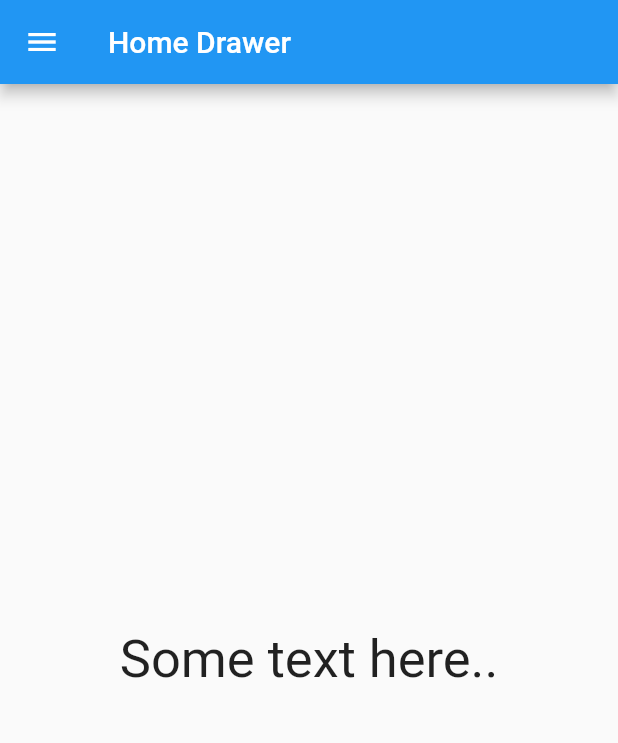
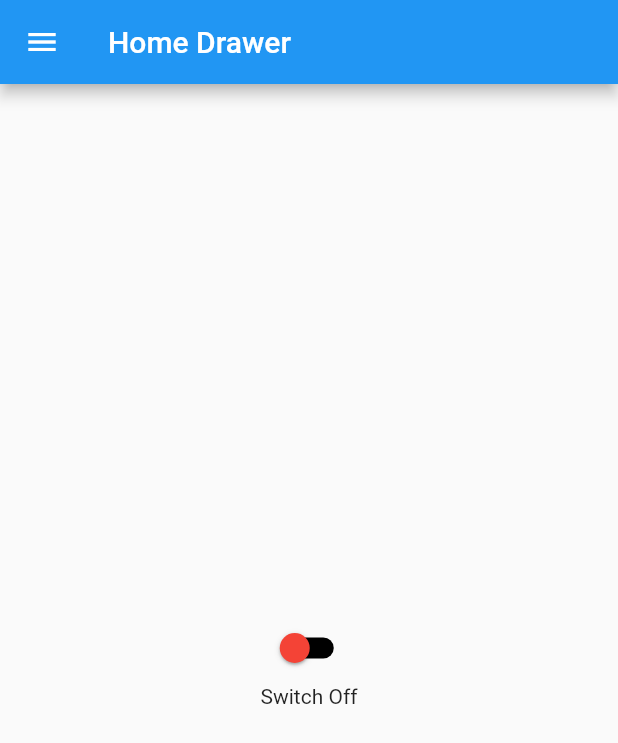
Before and after one commit to rizkitirta/flutter_fundamental, a Flutter app: the screen it shows after launch, on a phone screen of 412 x 824 dp. Shown: the top 743 px of the screen. Run offline on Flutter 3.47's test engine with Material 2 defaults, Android fonts, the phone set to English and light mode, and no system bars.

Commit message:
Button switch

```diff
--- a/lib/main.dart
+++ b/lib/main.dart
@@ -17,7 +17,14 @@ class App extends StatelessWidget {
   }
 }
 
-class HomePage extends StatelessWidget {
+class HomePage extends StatefulWidget {
+  @override
+  _HomePageState createState() => _HomePageState();
+}
+
+class _HomePageState extends State<HomePage> {
+  bool status = false;
+
   @override
   Widget build(BuildContext context) {
     return Scaffold(
@@ -70,9 +77,25 @@ class HomePage extends StatelessWidget {
         ]),
       ),
       body: Center(
-        child: Text(
-          "Some text here..",
-          style: TextStyle(fontSize: 35),
+        child: Column(
+          mainAxisAlignment: MainAxisAlignment.center,
+          children: [
+            Container(
+              child: Switch.adaptive(
+                  value: status,
+                  activeColor: Colors.green,
+                  inactiveThumbColor: Colors.red,
+                  inactiveTrackColor: Colors.black,
+                  //activeThumbImage: ,
+                  onChanged: (value) {
+                    setState(() {
+                      status = !status;
+                    });
+                    print(status);
+                  }),
+            ),
+            Text((status == true) ? "Switch On" : "Switch Off")
+          ],
         ),
       ),
     );
```
